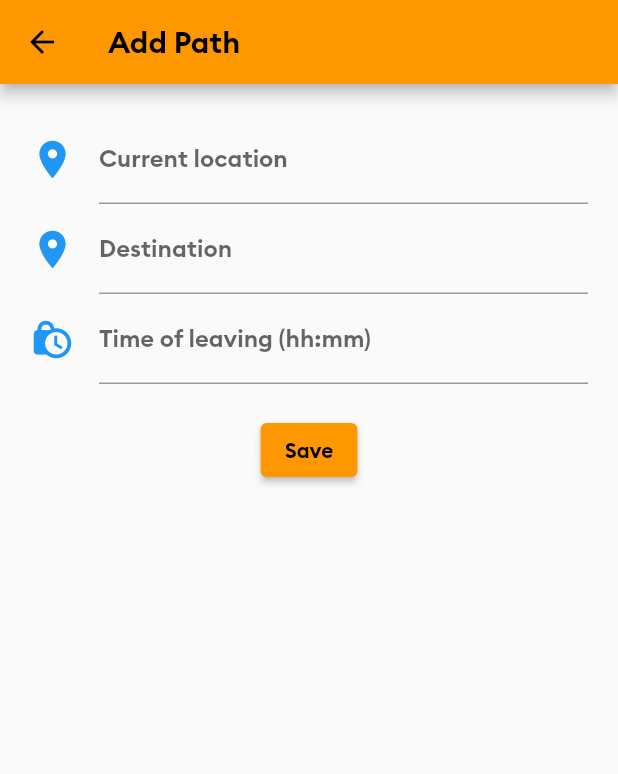
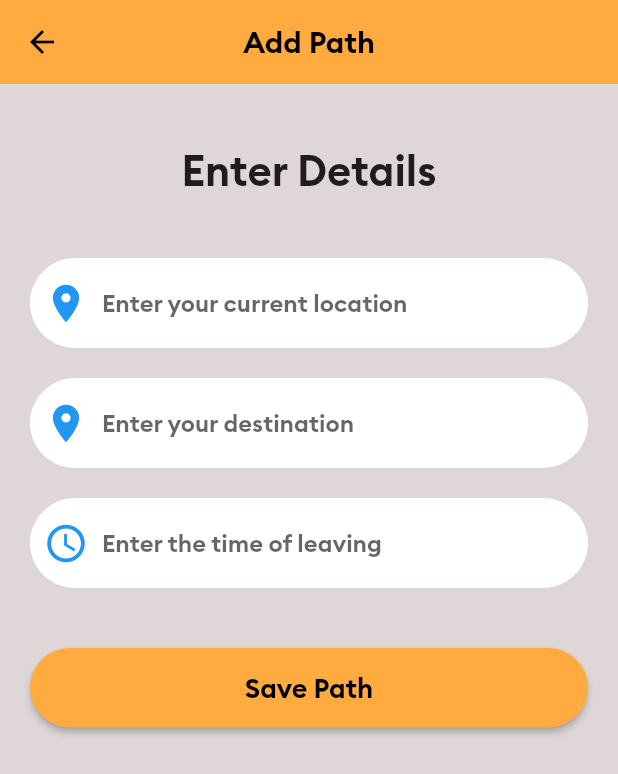
Before and after one commit to soumeshmohanty0220/helpcar, a Flutter app: the HelperHomePage screen opened directly, after a tap on "Add Path", on a phone screen of 412 x 824 dp. Shown: the top 774 px of the screen. Run offline on Flutter 3.47's test engine with Material 2 defaults, Android fonts, the phone set to English and light mode, and no system bars; our stand-ins replace animated_text_kit, firebase_auth, firebase_core, firebase_database, fluttertoast, geocoding and 4 more; missing offline and left inert: dart:ffi, flutter_polyline_points; accounts and stored records are empty.

Commit message:
UI Changes

```diff
--- a/lib/AllWidgets/divider.dart
+++ b/lib/AllWidgets/divider.dart
@@ -8,7 +8,7 @@ class CustomDivider extends StatelessWidget {
   @override
   Widget build(BuildContext context) {
     return Divider(
-      height: 4.0,
+      height: 10.0,
       color: Colors.black,
       thickness: 0.0,
     );
--- a/lib/Allscreens/HelperScreens/helperCurrentPath.dart
+++ b/lib/Allscreens/HelperScreens/helperCurrentPath.dart
@@ -64,9 +64,9 @@ class _HelperCurrentPathState extends State<HelperCurrentPath> {
       await userRef.child('paths').remove();
 
       setState(() {
-        _currentLocation = 'N/A';
-        _destination = 'N/A';
-        _time = 'N/A';
+        _currentLocation = 'No data';
+        _destination = 'No data';
+        _time = 'No time set';
       });
     }
   }
@@ -74,29 +74,29 @@ class _HelperCurrentPathState extends State<HelperCurrentPath> {
   @override
   Widget build(BuildContext context) {
   return Container(
-      width: 300,
-      padding: EdgeInsets.zero,
+    width: 350,
+    padding: EdgeInsets.all(16.0),
     decoration: BoxDecoration(
-        color: Colors.grey[200],
-        borderRadius: BorderRadius.circular(20),
+      color: Color.fromARGB(255, 226, 223, 223),
+      borderRadius: BorderRadius.circular(30),
     ),
     child: Column(
       crossAxisAlignment: CrossAxisAlignment.start,
       children: [
         Row(
-            mainAxisAlignment: MainAxisAlignment.spaceBetween,
+          mainAxisAlignment: MainAxisAlignment.spaceEvenly,
           children: [
             IconButton(
               onPressed: () {},
               icon: Icon(
                 Icons.notifications,
-                  color: Colors.black,
+                color: Colors.deepOrange,
               ),
             ),
             Text(
               "CURRENT PATH",
               style: TextStyle(
-                  fontSize: 23,
+                fontSize: 20,
                 fontWeight: FontWeight.w500,
                 color: Colors.blue,
               ),
@@ -156,7 +156,7 @@ class _HelperCurrentPathState extends State<HelperCurrentPath> {
           height: 4,
         ),
         Text(
-            '${_time ?? "N/A"}',
+          '${_time ?? "No time set"}',
           style: TextStyle(
             fontWeight: FontWeight.w600,
             color: Colors.black87,
@@ -164,7 +164,7 @@ class _HelperCurrentPathState extends State<HelperCurrentPath> {
           ),
         ),
         SizedBox(
-            height: 12,
+          height: 24,
         ),
         Row(
           mainAxisAlignment: MainAxisAlignment.end,
@@ -181,6 +181,7 @@ class _HelperCurrentPathState extends State<HelperCurrentPath> {
                 shape: RoundedRectangleBorder(
                   borderRadius: BorderRadius.circular(32.0),
                 ),
+                padding: EdgeInsets.symmetric(horizontal: 12.0, vertical: 12.0),
               ),
             ),
             SizedBox(width: 16.0),
@@ -190,4 +191,5 @@ class _HelperCurrentPathState extends State<HelperCurrentPath> {
     ),
   );
 }
+
 }
--- a/lib/Allscreens/HelperScreens/helperHomePage.dart
+++ b/lib/Allscreens/HelperScreens/helperHomePage.dart
@@ -23,8 +23,8 @@ class _HelperHomePageState extends State<HelperHomePage> {
       appBar: AppBar(
         automaticallyImplyLeading: false,
         shape: RoundedRectangleBorder(borderRadius: BorderRadius.circular(30)),
-        shadowColor: Colors.white,
-        backgroundColor: Color.fromARGB(255, 252, 80, 0),
+        shadowColor: Colors.greenAccent,
+        backgroundColor: Color.fromARGB(255, 253, 110, 44),
         toolbarHeight: 250,
         title: Padding(
           padding: EdgeInsets.all(16),
@@ -76,9 +76,9 @@ class _HelperHomePageState extends State<HelperHomePage> {
                   );
                 },
                 style: ElevatedButton.styleFrom(
-                  elevation: 0, backgroundColor: Colors.deepOrange,
+                  elevation: 0, backgroundColor: Color.fromARGB(255, 255, 95, 46),
                   shape: RoundedRectangleBorder(
-                    borderRadius: BorderRadius.circular(10),
+                    borderRadius: BorderRadius.circular(50),
                   ),
                 ),
                 child: const Text(
--- a/lib/Allscreens/HelperScreens/helpersearchscreen.dart
+++ b/lib/Allscreens/HelperScreens/helpersearchscreen.dart
@@ -84,53 +84,86 @@ class _CurrentPathPageState extends State<CurrentPathPage> {
     }
   }
 
-  @override
+ @override
   Widget build(BuildContext context) {
     return Scaffold(
+      backgroundColor: Color.fromARGB(255, 223, 215, 215),
       appBar: AppBar(
         title: const Text('Add Path'),
+        centerTitle: true,
+        backgroundColor: Colors.orangeAccent,
+        elevation: 0,
+        iconTheme: IconThemeData(color: Colors.black),
       ),
-      body: Padding(
+      body: SingleChildScrollView(
         padding: const EdgeInsets.all(20.0),
         child: Column(
+          crossAxisAlignment: CrossAxisAlignment.stretch,
           children: [
-            TextField(
+            SizedBox(height: 20.0),
+            Text(
+              'Enter Details',
+              style: TextStyle(
+                fontSize: 28.0,
+                fontWeight: FontWeight.bold,
+              ),
+              textAlign: TextAlign.center,
+            ),
+            SizedBox(height: 40.0),
+            TextFormField(
               controller: currentLocationController,
-              decoration: const InputDecoration(
-                labelText: 'Current location',
+              decoration: InputDecoration(
                 hintText: 'Enter your current location',
-                icon: Icon(
+                prefixIcon: Icon(
                   Icons.location_on,
                   color: Colors.blue,
                   size: 30,
                 ),
+                filled: true,
+                fillColor: Colors.white,
+                border: OutlineInputBorder(
+                  borderRadius: BorderRadius.circular(30.0),
+                  borderSide: BorderSide.none,
+                ),
               ),
             ),
-            TextField(
+            SizedBox(height: 20.0),
+            TextFormField(
               controller: destinationController,
-              decoration: const InputDecoration(
-                labelText: 'Destination',
-                hintText: 'Enter your destination location',
-                icon: Icon(
+              decoration: InputDecoration(
+                hintText: 'Enter your destination',
+                prefixIcon: Icon(
                   Icons.location_on,
                   color: Colors.blue,
                   size: 30,
                 ),
+                filled: true,
+                fillColor: Colors.white,
+                border: OutlineInputBorder(
+                  borderRadius: BorderRadius.circular(30.0),
+                  borderSide: BorderSide.none,
+                ),
               ),
             ),
-            TextField(
+            SizedBox(height: 20.0),
+            TextFormField(
               controller: timeController,
-              decoration: const InputDecoration(
-                labelText: 'Time of leaving (hh:mm)',
-                icon: Icon(
-                  Icons.lock_clock,
+              decoration: InputDecoration(
+                hintText: 'Enter the time of leaving',
+                prefixIcon: Icon(
+                  Icons.access_time,
                   color: Colors.blue,
                   size: 30,
+                ),
+                filled: true,
+                fillColor: Colors.white,
+                border: OutlineInputBorder(
+                  borderRadius: BorderRadius.circular(30.0),
+                  borderSide: BorderSide.none,
                 ),
               ),
               keyboardType: TextInputType.datetime,
               onTap: () async {
-                // show a time picker when the user taps on the time field
                 TimeOfDay? selectedTime = await showTimePicker(
                   context: context,
                   initialTime: TimeOfDay.now(),
@@ -146,10 +179,23 @@ class _CurrentPathPageState extends State<CurrentPathPage> {
                 }
               },
             ),
-            const SizedBox(height: 20.0),
+            SizedBox(height: 40.0),
             ElevatedButton(
               onPressed: _savePath,
-              child: const Text('Save'),
+              child: Text(
+                'Save Path',
+                style: TextStyle(
+                  fontSize: 18.0,
+                  fontWeight: FontWeight.bold,
+                ),
+              ),
+              style: ElevatedButton.styleFrom(
+                primary: Colors.orangeAccent,
+                shape: RoundedRectangleBorder(
+                  borderRadius: BorderRadius.circular(50.0),
+                ),
+                padding: EdgeInsets.symmetric(vertical: 15.0),
+              ),
             ),
           ],
         ),
--- a/lib/Allscreens/requesterScreens/requesterHomePage.dart
+++ b/lib/Allscreens/requesterScreens/requesterHomePage.dart
@@ -136,23 +136,17 @@ class _requesterHomePageState extends State<requesterHomePage> {
                       mainAxisAlignment: MainAxisAlignment.center,
                       children: [
                         Text(
-                          "Profile Name",
+                          //Name of the user fetched from firebase
+                          "Your Profile",
                           style: TextStyle(
                               fontSize: 16.0, fontFamily: "Brand Bold"),
                         ),
-                        SizedBox(
-                          height: 6.0,
-                        ),
-                        Text("Visit Profile"),
                       ],
                     )
                   ]),
                 ),
               ),
               Divider(),
-              SizedBox(
-                height: 12.0,
-              ),
               ListTile(
                 leading: Icon(Icons.person, color: Colors.blue),
                 title: Text(
--- a/pubspec.yaml
+++ b/pubspec.yaml
@@ -49,6 +49,7 @@ dependencies:
   geocoding: ^2.1.0
   cloud_firestore: ^4.5.0
   shared_preferences: ^2.1.0
+  flutter_google_places_autocomplete: ^0.1.3
 
 
 dev_dependencies:
```
Also changed, not shown: lib/Allscreens/requesterScreens/screen.dart (deleted), pubspec.lock. Lines whose indentation alone changed are shown as unchanged.
